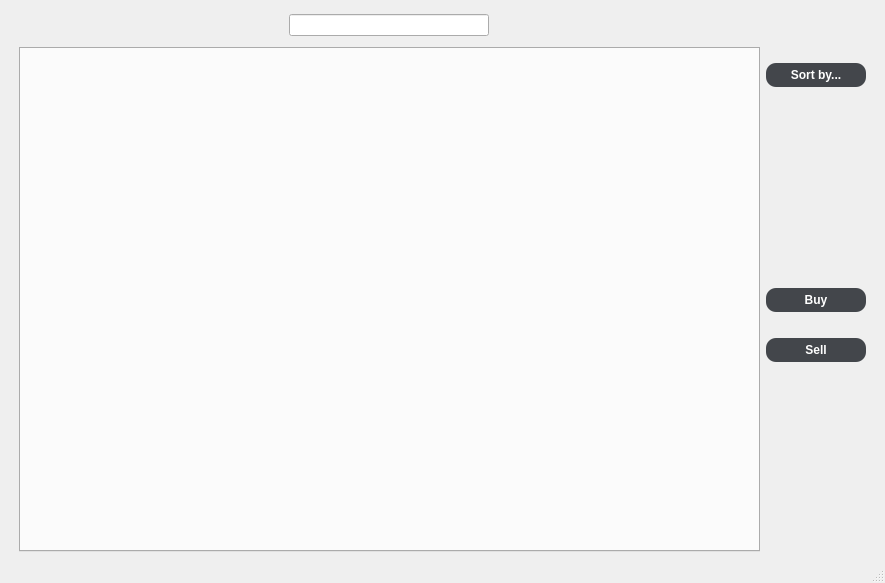
Above: shop/shop.ui from bartoszpiechnik25/ShopProject before the change. Below: the same form after it.
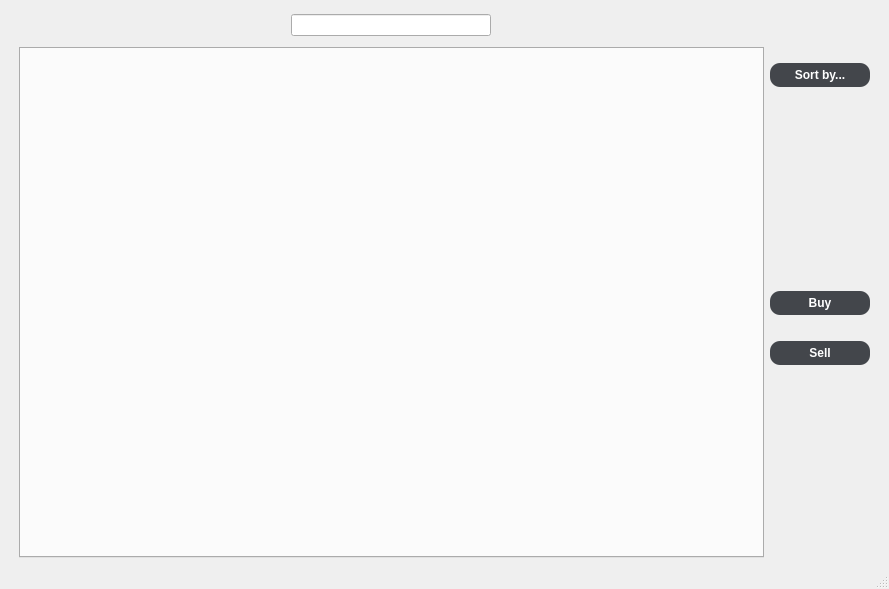
That is the form after the change.

Diff of the .ui file:
```diff
--- a/shop/shop.ui
+++ b/shop/shop.ui
@@ -6,8 +6,8 @@
    <rect>
     <x>0</x>
     <y>0</y>
-    <width>885</width>
-    <height>583</height>
+    <width>889</width>
+    <height>589</height>
    </rect>
   </property>
   <property name="windowTitle">
```
Left out of the diff: 2 changed lines with no effect on the pictures.
